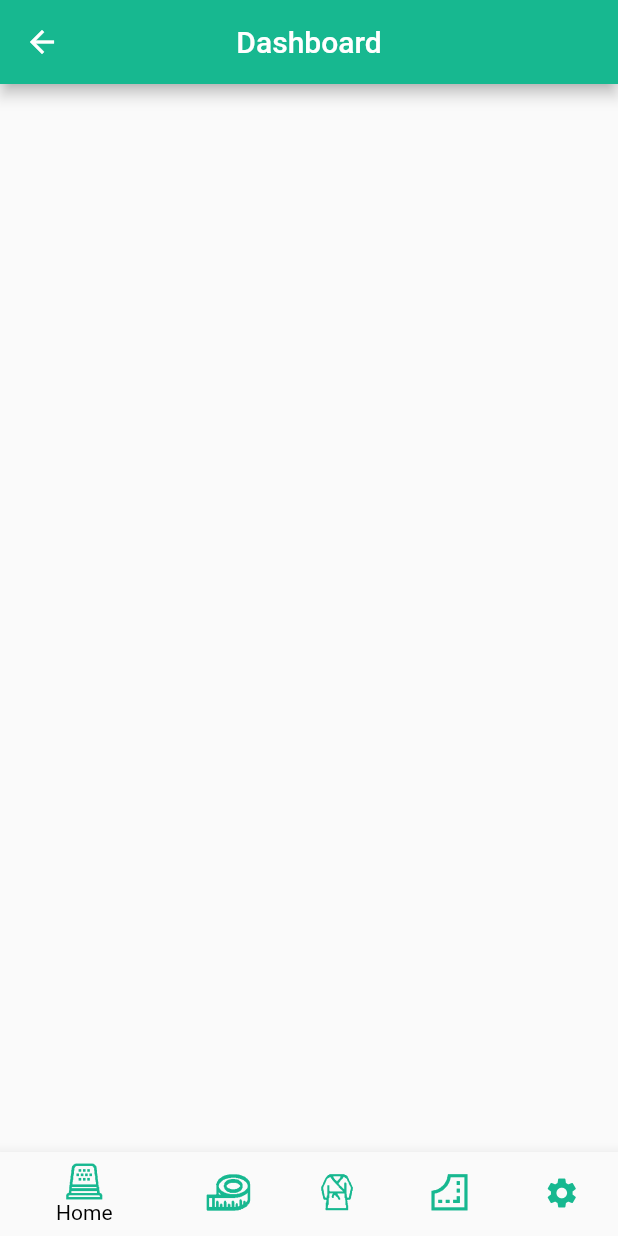
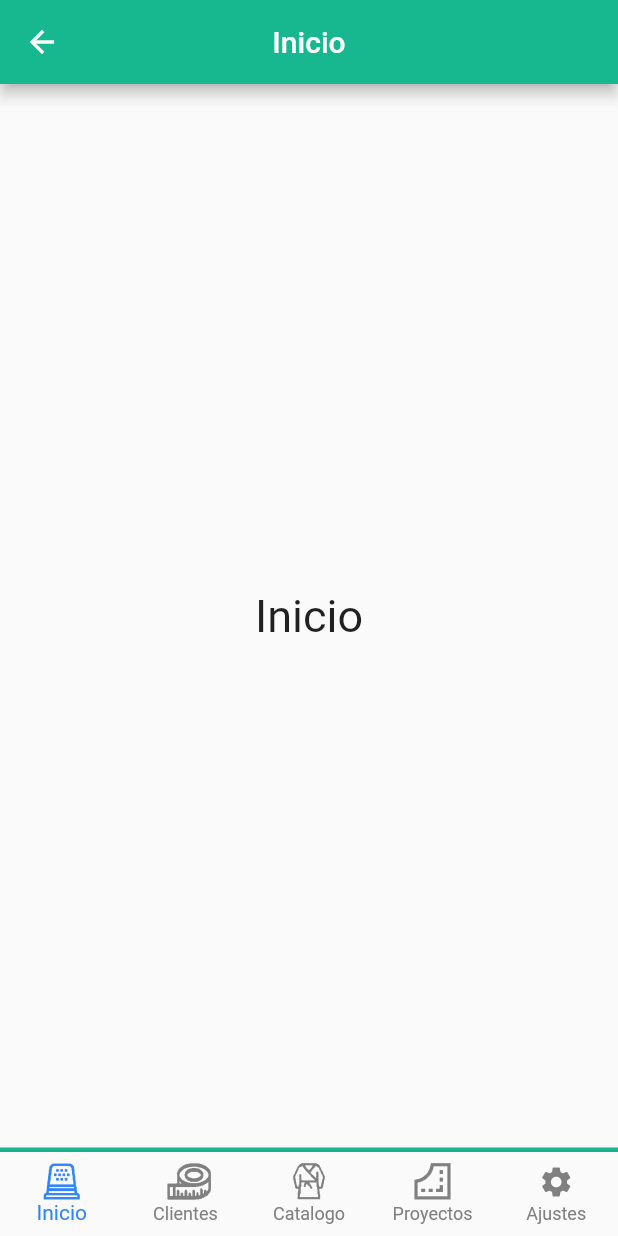
Before and after one commit to crooford/thimblestock, a Flutter app: the DashboardPage screen opened directly, on a phone screen of 412 x 824 dp. Run offline on Flutter 3.47's test engine with Material 2 defaults, Android fonts, the phone set to English and light mode, and no system bars.

Commit message:
BArra de navegacion y esqueleto de app

```diff
--- a/lib/pages/RegistroPage.dart
+++ b/lib/pages/RegistroPage.dart
@@ -365,7 +365,7 @@ class _RegistroWidgetState extends State<RegistroWidget> {
                                             context,
                                             MaterialPageRoute(
                                                 builder: (context) =>
-                                                    const InicioWidget()));
+                                                    const LoginWidget()));
                                       },
                                       child: const Text(
                                         "Registrar",
--- a/lib/pages/dashboard.dart
+++ b/lib/pages/dashboard.dart
@@ -1,48 +1,71 @@
 import 'package:flutter/material.dart';
-
+import 'catalog.dart';
+import 'clients.dart';
+import 'home.dart';
+import 'projects.dart';
+import 'settings.dart';
 import '../icons.dart';
 
-class DashboardPage extends StatelessWidget {
+class DashboardPage extends StatefulWidget {
   const DashboardPage({super.key});
+
+  @override
+  State<DashboardPage> createState() => _DashboardPageState();
+}
+
+class _DashboardPageState extends State<DashboardPage> {
+  int _currentPage = 0;
+  final List<Widget> _pages = [
+    const HomePage(),
+    const ClientsPage(),
+    const CatalogPage(),
+    const ProjectsPage(),
+    const SettingsPage()
+  ];
 
   @override
   Widget build(BuildContext context) {
     return Scaffold(
-      // ignore: todo
-      //TODO: Incluir Appbar con estilo modificado
-      appBar: AppBar(
-        centerTitle: true,
-        backgroundColor: const Color(0xFF17B890),
-        title: const Text("Dashboard"),
+      body: _pages[_currentPage],
+      bottomNavigationBar: Container(
+        decoration: const BoxDecoration(
+          border: Border(
+            top: BorderSide(color: Color(0xFF17B890), width: 3.0),
           ),
-      bottomNavigationBar: BottomNavigationBar(
-        unselectedLabelStyle:
-            const TextStyle(color: Colors.black, fontSize: 14),
-        backgroundColor: const Color(0xFF084A76),
-        fixedColor: Colors.black,
-        unselectedItemColor: Colors.black,
+        ),
+        child: BottomNavigationBar(
+          onTap: (page) {
+            setState(() {
+              _currentPage = page;
+            });
+          },
+          currentIndex: _currentPage,
+          type: BottomNavigationBarType.fixed,
+          fixedColor: const Color(0xFF3185FC),
+          unselectedItemColor: const Color(0xFF808080),
           items: const <BottomNavigationBarItem>[
             BottomNavigationBarItem(
-            icon: Icon(ThimbleStockIcons.home, color: Color(0xFF17B890)),
-            label: 'Home',
+              icon: Icon(ThimbleStockIcons.home),
+              label: 'Inicio',
             ),
             BottomNavigationBarItem(
-            icon: Icon(ThimbleStockIcons.clientes, color: Color(0xFF17B890)),
-            label: 'Clients',
+              icon: Icon(ThimbleStockIcons.clientes),
+              label: 'Clientes',
             ),
             BottomNavigationBarItem(
-            icon: Icon(ThimbleStockIcons.catalogo, color: Color(0xFF17B890)),
-            label: 'Catalog',
+              icon: Icon(ThimbleStockIcons.catalogo),
+              label: 'Catalogo',
             ),
             BottomNavigationBarItem(
-            icon: Icon(ThimbleStockIcons.proyectos, color: Color(0xFF17B890)),
-            label: 'Projects',
+              icon: Icon(ThimbleStockIcons.proyectos),
+              label: 'Proyectos',
             ),
             BottomNavigationBarItem(
-            icon: Icon(Icons.settings, color: Color(0xFF17B890)),
-            label: 'Settings',
+              icon: Icon(Icons.settings),
+              label: 'Ajustes',
             ),
           ],
+        ),
       ),
     );
   }
--- /dev/null
+++ b/lib/pages/home.dart
@@ -0,0 +1,26 @@
+import 'package:flutter/material.dart';
+
+//import '../widgets/barraNavAbajo.dart';
+
+
+class HomePage extends StatelessWidget {
+  const HomePage({super.key});
+
+  @override
+  Widget build(BuildContext context) {
+    return  Scaffold(
+      appBar:
+          AppBar(title: const Text("Inicio"),
+          centerTitle: true,
+          backgroundColor: const Color(0xFF17B890)), // Reemplazar por appBar widget
+      // Aqui va el cuerpo de la app
+      body: const Center(
+
+        child: Text(
+          "Inicio",
+          style: TextStyle(fontSize: 30),
+        ),
+      ),
+    );
+  }
+}
--- a/lib/pages/loginPage.dart
+++ b/lib/pages/loginPage.dart
@@ -1,8 +1,10 @@
 // ignore: file_names
 
 import 'package:flutter/material.dart';
+import 'package:thimblestock/pages/dashboard.dart';
+import 'package:thimblestock/pages/home.dart';
 import 'RegistroPage.dart';
-import 'dashboard.dart';
+//import 'dashboard.dart';
 
 class LoginWidget extends StatefulWidget {
   const LoginWidget({Key? key}) : super(key: key);
--- a/lib/widgets/barraNavAbajo.dart
+++ b/lib/widgets/barraNavAbajo.dart
@@ -0,0 +1 @@
+// placeholder
```
Also changed, not shown: lib/pages/catalog.dart (added, +27 -0 lines), lib/pages/clients.dart (added, +26 -0 lines), lib/pages/projects.dart (added, +26 -0 lines), lib/pages/settings.dart (added, +25 -0 lines), lib/widgets/111.dart (deleted). Lines whose indentation alone changed are shown as unchanged.
